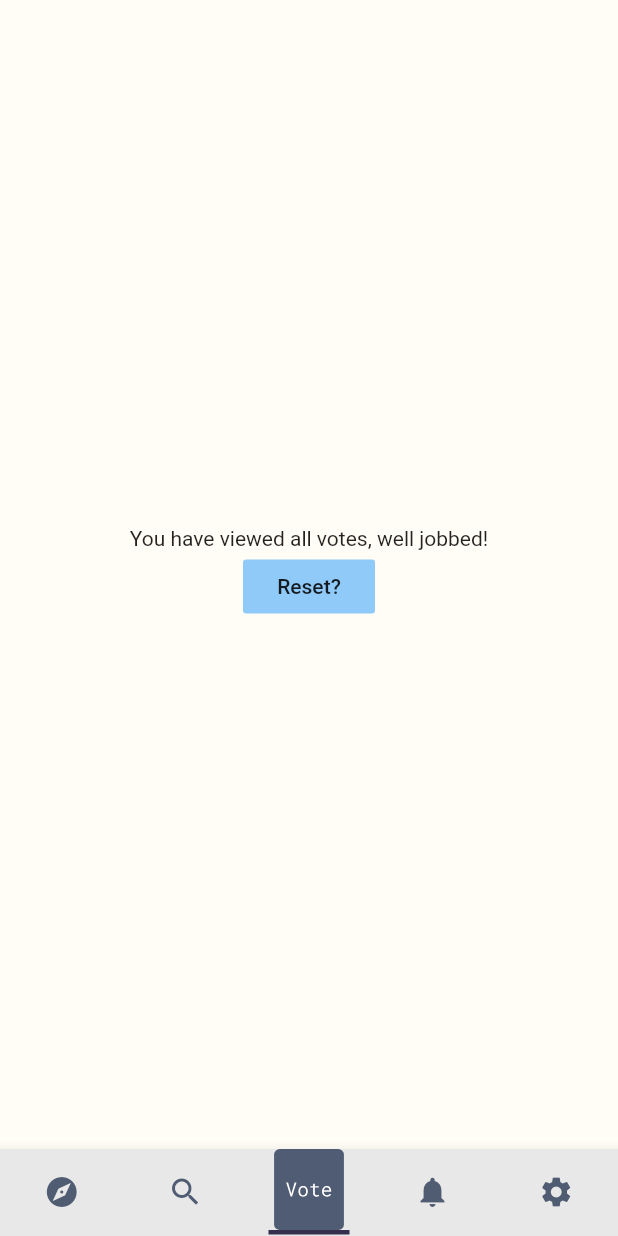
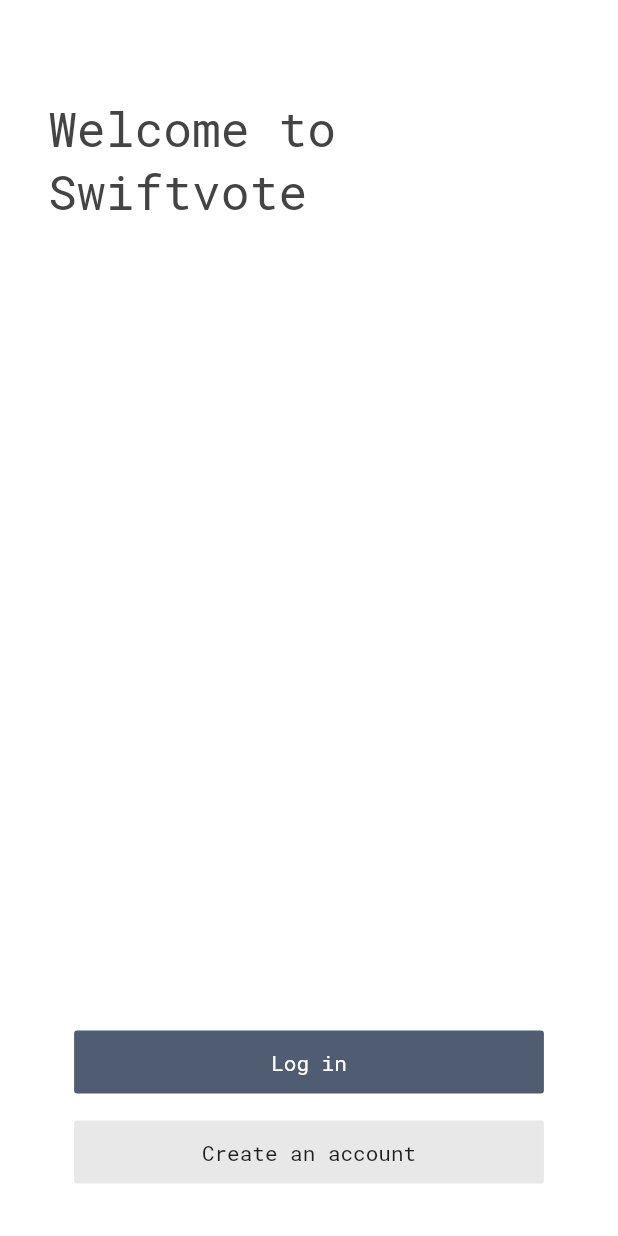
Before and after one commit to timmelcherson/swiftvote, a Flutter app: the screen it shows after launch, on a phone screen of 412 x 824 dp. Run offline on Flutter 3.47's test engine with Material 2 defaults, Android fonts, the phone set to English and light mode, and no system bars; our stand-ins replace bloc, cloud_firestore, equatable, firebase_core, flutter_bloc, flutter_svg and 1 more; accounts and stored records are empty.

Commit message:
Fixed SharedPreferences to work and created an intro widget

```diff
--- a/lib/blocs/vote/vote_bloc.dart
+++ b/lib/blocs/vote/vote_bloc.dart
@@ -105,7 +105,7 @@ class VoteBloc extends Bloc<VoteEvent, VoteState> {
   }
 
   @override
-  Future<Function> close() {
+  Future<void> close() {
     _voteSubscription?.cancel();
     return super.close();
   }
--- a/lib/main.dart
+++ b/lib/main.dart
@@ -6,10 +6,11 @@ import 'package:swiftvote/data/models.dart';
 import 'package:swiftvote/data/repositories.dart';
 import 'package:swiftvote/global_widgets/global_widgets_barrel.dart';
 import 'package:swiftvote/screens/intro_page/intro_widget.dart';
+import 'package:swiftvote/utils/sharedpreferenceshandler.dart';
 import 'package:swiftvote/utils/simple_bloc_observer.dart';
 import 'package:swiftvote/utils/swiftvote_widget_keys.dart';
 import 'package:firebase_core/firebase_core.dart';
-import 'blocs/blocs.dart';
+import 'package:swiftvote/blocs/blocs.dart';
 import 'package:swiftvote/utils/routes.dart';
 import 'package:swiftvote/screens/screens.dart';
 
@@ -20,21 +21,34 @@ Future<void> main() async {
 }
 
 class SwiftvoteApp extends StatelessWidget {
+
   final Future<FirebaseApp> _initialization = Firebase.initializeApp();
+  bool _skipLogin = false;
   // final Future<SharedPreferences> _sharedPrefs = SharedPreferences.getInstance();
+
+  Future<bool> _initializeSharedPreferences() async {
+    bool b = await SharedPreferencesHandler.readBool("device_has_displayed_intro");
+    return b == null;
+  }
 
   @override
   Widget build(BuildContext context) {
-
-    // initializePrefs();
-
+    // bool test = _sharedPrefs.getBool("device_has_displayed_intro") ?? false;
+    // print('user has seen intro: $test');
     return FutureBuilder(
-      future: _initialization,
-      builder: (context, firebaseSnapshot) {
-        if (firebaseSnapshot.hasError) {
+      future: Future.wait([
+        _initialization,
+        _initializeSharedPreferences(),
+      ]),
+      builder: (context, snapshot) {
+        if (snapshot.hasError) {
           return Container();
         }
-        if (firebaseSnapshot.connectionState == ConnectionState.done) {
+        if (snapshot.connectionState == ConnectionState.done) {
+
+          if (snapshot.hasData) {
+            _skipLogin = snapshot.data[1];
+          }
           return MultiBlocProvider(
             providers: [
               BlocProvider<VoteBloc>(
@@ -58,13 +72,8 @@ class SwiftvoteApp extends StatelessWidget {
               title: 'SwiftVote',
               routes: {
                 Routes.home: (context) {
-
-
-                  // getBooleanPreference('intro_screen_has_been_presented')
-                  //   .then((result) => result ? AppScreen() : IntroWidget());
-
-                  return AppScreen();
-                  // return _isIntroSeen ? AppScreen() : IntroWidget();
+                  return IntroWidget();
+                  // return _skipLogin ? AppScreen() : IntroLandingWidget();
                 },
                 Routes.addVoteSCreen: (context) {
                   return AddVoteScreen(
@@ -91,15 +100,14 @@ class SwiftvoteApp extends StatelessWidget {
     );
   }
 
-  initializePrefs() async {
-    SharedPreferences prefs = await SharedPreferences.getInstance();
-    if (!prefs.containsKey('intro_screen_has_been_presented'))
-      prefs.setBool('intro_screen_has_been_presented', false);
-    return;
-  }
+  // initializePrefs() async {
+  //   SharedPreferences prefs = await SharedPreferences.getInstance();
+  //   if (!prefs.containsKey('intro_screen_has_been_presented'))
+  //     prefs.setBool('intro_screen_has_been_presented', false);
+  //   return;
+  // }
 
-  Future<bool> getBooleanPreference(String key) async {
-    SharedPreferences prefs = await SharedPreferences.getInstance();
+  Future<bool> getBooleanPreference(SharedPreferences prefs, String key) async {
     return prefs.getBool(key);
   }
 }
--- /dev/null
+++ b/lib/screens/intro_page/intro_barrel.dart
@@ -0,0 +1,2 @@
+export 'intro_widget.dart';
+export 'welcome_widget.dart';
--- a/lib/screens/intro_page/intro_widget.dart
+++ b/lib/screens/intro_page/intro_widget.dart
@@ -1,10 +1,20 @@
 import 'package:flutter/material.dart';
+import 'package:swiftvote/screens/intro_page/intro_barrel.dart';
+import 'package:swiftvote/themes/themes.dart';
 
 class IntroWidget extends StatelessWidget {
   @override
   Widget build(BuildContext context) {
-    return Center(
-      child: Text('INTRO SCREEN'),
+    return Scaffold(
+      body: SafeArea(
+        child: Container(
+          width: MediaQuery.of(context).size.width,
+          height: MediaQuery.of(context).size.height,
+          padding: EdgeInsets.fromLTRB(32.0, 64.0, 32.0, 32.0),
+          color: Colors.white,
+          child: WelcomeWidget(),
+        ),
+      ),
     );
   }
 }
--- /dev/null
+++ b/lib/screens/intro_page/welcome_widget.dart
@@ -0,0 +1,49 @@
+
+import 'package:flutter/cupertino.dart';
+import 'package:flutter/material.dart';
+import 'package:swiftvote/themes/themes.dart';
+
+class WelcomeWidget extends StatelessWidget {
+
+  @override
+  Widget build(BuildContext context) {
+    return Column(
+      mainAxisSize: MainAxisSize.max,
+      children: [
+        Expanded(
+          child: Text(
+            'Welcome to Swiftvote',
+            style: TextThemes.largeTitleTextStyle,
+          ),
+        ),
+        FractionallySizedBox(
+          widthFactor: 0.9,
+          child: FlatButton(
+            padding: EdgeInsets.symmetric(vertical: 12.0),
+            child: Text(
+              'Log in',
+              style: TextThemes.smallBrightTextStyle,
+            ),
+            onPressed: () => {print('LOG IN')},
+            color: ColorThemes.primaryColor,
+          ),
+        ),
+        FractionallySizedBox(
+          widthFactor: 0.9,
+          child: Container(
+            margin: EdgeInsets.only(top: 12.0),
+            child: FlatButton(
+              padding: EdgeInsets.symmetric(vertical: 12.0),
+              child: Text(
+                'Create an account',
+                style: TextThemes.smallDarkTextStyle,
+              ),
+              onPressed: () => {print('SIGN UP')},
+              color: ColorThemes.secondaryColor,
+            ),
+          ),
+        ),
+      ],
+    );
+  }
+}
```
Also changed, not shown: lib/utils/sharedpreferenceshandler.dart (added, +48 -0 lines).
